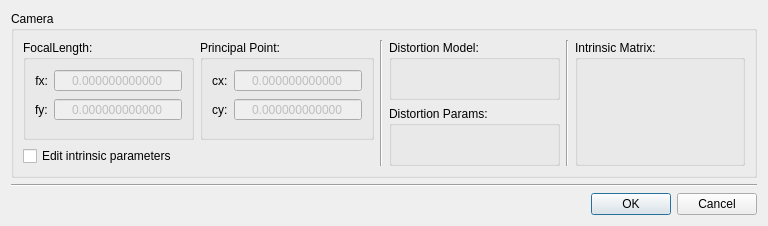
xalpha/iris, file app/ui/CameraConfig.ui: the form before one commit.
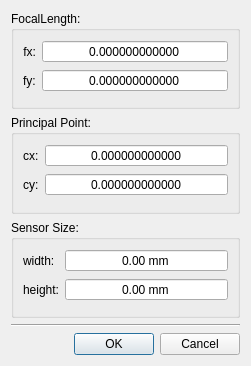
The form after the commit.

Commit message: - added sensorSize to Camera - added CameraSet::hasPose and CameraSet::hasCamera to check if they exist and avoid dumb exceptions - added CameraInfo dialog to get detailed stats abbout the camera - moved distortion and intrinsic from CameraConfig to CameraInfo

Patch:
```diff
--- a/app/ui/CameraConfig.ui
+++ b/app/ui/CameraConfig.ui
@@ -6,8 +6,8 @@
    <rect>
     <x>0</x>
     <y>0</y>
-    <width>768</width>
-    <height>226</height>
+    <width>251</width>
+    <height>366</height>
    </rect>
   </property>
   <property name="sizePolicy">
@@ -21,18 +21,6 @@
   </property>
   <layout class="QVBoxLayout" name="verticalLayout">
    <item>
-    <widget class="QGroupBox" name="camera_box">
-     <property name="title">
-      <string>Camera</string>
-     </property>
-     <layout class="QVBoxLayout" name="verticalLayout_3">
-      <item>
-       <layout class="QHBoxLayout" name="horizontalLayout_3">
-        <item>
-         <layout class="QVBoxLayout" name="verticalLayout_4">
-          <item>
-           <layout class="QHBoxLayout" name="horizontalLayout">
-            <item>
              <widget class="QGroupBox" name="groupBox_11">
               <property name="sizePolicy">
                <sizepolicy hsizetype="Minimum" vsizetype="Preferred">
@@ -63,7 +51,7 @@
                <item row="0" column="1">
                 <widget class="QDoubleSpinBox" name="fx">
                  <property name="enabled">
-                  <bool>false</bool>
+         <bool>true</bool>
                  </property>
                  <property name="sizePolicy">
                   <sizepolicy hsizetype="Minimum" vsizetype="Preferred">
@@ -104,7 +92,7 @@
                <item row="1" column="1">
                 <widget class="QDoubleSpinBox" name="fy">
                  <property name="enabled">
-                  <bool>false</bool>
+         <bool>true</bool>
                  </property>
                  <property name="sizePolicy">
                   <sizepolicy hsizetype="Minimum" vsizetype="Fixed">
@@ -160,7 +148,7 @@
                <item row="0" column="1">
                 <widget class="QDoubleSpinBox" name="cx">
                  <property name="enabled">
-                  <bool>false</bool>
+         <bool>true</bool>
                  </property>
                  <property name="sizePolicy">
                   <sizepolicy hsizetype="Minimum" vsizetype="Preferred">
@@ -201,7 +189,7 @@
                <item row="1" column="1">
                 <widget class="QDoubleSpinBox" name="cy">
                  <property name="enabled">
-                  <bool>false</bool>
+         <bool>true</bool>
                  </property>
                  <property name="sizePolicy">
                   <sizepolicy hsizetype="Minimum" vsizetype="Fixed">
@@ -223,51 +211,6 @@
                  </property>
                  <property name="maximum">
                   <double>9999999.000000000000000</double>
-                 </property>
-                </widget>
-               </item>
-              </layout>
-             </widget>
-            </item>
-           </layout>
-          </item>
-          <item>
-           <widget class="QCheckBox" name="edit">
-            <property name="text">
-             <string>Edit intrinsic parameters</string>
-            </property>
-           </widget>
-          </item>
-         </layout>
-        </item>
-        <item>
-         <widget class="Line" name="line_4">
-          <property name="orientation">
-           <enum>Qt::Vertical</enum>
-          </property>
-         </widget>
-        </item>
-        <item>
-         <layout class="QVBoxLayout" name="verticalLayout_5">
-          <item>
-           <widget class="QGroupBox" name="groupBox_10">
-            <property name="sizePolicy">
-             <sizepolicy hsizetype="Minimum" vsizetype="Preferred">
-              <horstretch>0</horstretch>
-              <verstretch>0</verstretch>
-             </sizepolicy>
-            </property>
-            <property name="title">
-             <string>Distortion Model:</string>
-            </property>
-            <layout class="QVBoxLayout" name="verticalLayout_6">
-             <item>
-              <widget class="QLabel" name="distortion_model">
-               <property name="text">
-                <string/>
-               </property>
-               <property name="textInteractionFlags">
-                <set>Qt::LinksAccessibleByMouse|Qt::TextSelectableByMouse</set>
                </property>
               </widget>
              </item>
@@ -277,51 +220,84 @@
           <item>
            <widget class="QGroupBox" name="groupBox">
             <property name="title">
-             <string>Distortion Params:</string>
-            </property>
-            <layout class="QVBoxLayout" name="verticalLayout_2">
-             <item>
-              <widget class="QLabel" name="distortion_params">
+      <string>Sensor Size:</string>
+     </property>
+     <layout class="QFormLayout" name="formLayout">
+      <item row="0" column="0">
+       <widget class="QLabel" name="label">
                <property name="text">
-                <string/>
-               </property>
-               <property name="textInteractionFlags">
-                <set>Qt::LinksAccessibleByMouse|Qt::TextSelectableByMouse</set>
-               </property>
-              </widget>
-             </item>
-            </layout>
-           </widget>
-          </item>
-         </layout>
-        </item>
-        <item>
-         <widget class="Line" name="line_2">
-          <property name="orientation">
-           <enum>Qt::Vertical</enum>
+         <string>width:</string>
+        </property>
+       </widget>
+      </item>
+      <item row="0" column="1">
+       <widget class="QDoubleSpinBox" name="sensor_width">
+        <property name="enabled">
+         <bool>true</bool>
+        </property>
+        <property name="sizePolicy">
+         <sizepolicy hsizetype="Minimum" vsizetype="Preferred">
+          <horstretch>0</horstretch>
+          <verstretch>0</verstretch>
+         </sizepolicy>
+        </property>
+        <property name="alignment">
+         <set>Qt::AlignCenter</set>
+        </property>
+        <property name="buttonSymbols">
+         <enum>QAbstractSpinBox::NoButtons</enum>
+        </property>
+        <property name="suffix">
+         <string> mm</string>
+        </property>
+        <property name="decimals">
+         <number>2</number>
+        </property>
+        <property name="minimum">
+         <double>-99999999.000000000000000</double>
+        </property>
+        <property name="maximum">
+         <double>99999999.000000000000000</double>
+        </property>
+       </widget>
+      </item>
+      <item row="1" column="0">
+       <widget class="QLabel" name="label_2">
+        <property name="text">
+         <string>height:</string>
           </property>
          </widget>
         </item>
-        <item>
-         <widget class="QGroupBox" name="groupBox_13">
-          <property name="title">
-           <string>Intrinsic Matrix:</string>
-          </property>
-          <layout class="QVBoxLayout" name="verticalLayout_10">
-           <item>
-            <widget class="QLabel" name="intrinsic_matrix">
-             <property name="text">
-              <string/>
-             </property>
-             <property name="textInteractionFlags">
-              <set>Qt::LinksAccessibleByMouse|Qt::TextSelectableByMouse</set>
-             </property>
-            </widget>
-           </item>
-          </layout>
-         </widget>
-        </item>
-       </layout>
+      <item row="1" column="1">
+       <widget class="QDoubleSpinBox" name="sensor_height">
+        <property name="enabled">
+         <bool>true</bool>
+        </property>
+        <property name="sizePolicy">
+         <sizepolicy hsizetype="Minimum" vsizetype="Preferred">
+          <horstretch>0</horstretch>
+          <verstretch>0</verstretch>
+         </sizepolicy>
+        </property>
+        <property name="alignment">
+         <set>Qt::AlignCenter</set>
+        </property>
+        <property name="buttonSymbols">
+         <enum>QAbstractSpinBox::NoButtons</enum>
+        </property>
+        <property name="suffix">
+         <string> mm</string>
+        </property>
+        <property name="decimals">
+         <number>2</number>
+        </property>
+        <property name="minimum">
+         <double>-99999999.000000000000000</double>
+        </property>
+        <property name="maximum">
+         <double>99999999.000000000000000</double>
+        </property>
+       </widget>
       </item>
      </layout>
     </widget>
```
Left out of the diff: 64 changed lines with no effect on the pictures. Lines whose indentation alone changed are shown as unchanged. The commit also changes 8 other files.
